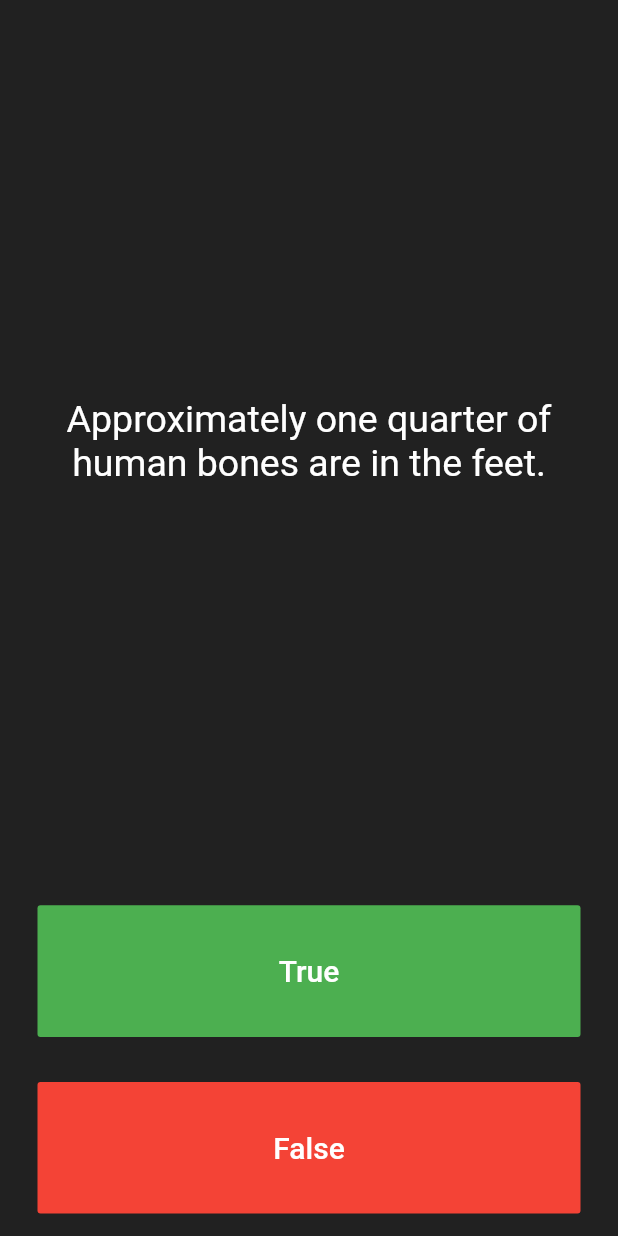
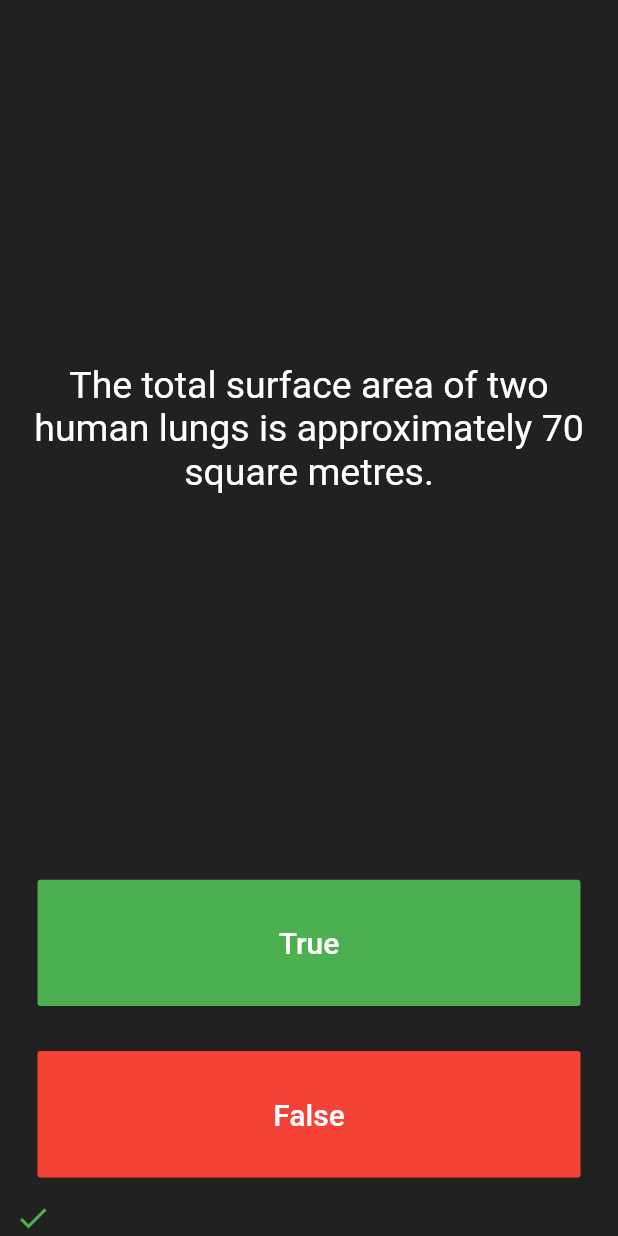
Before and after one commit to dtodt/quizzler, a Flutter app: the screen it shows after launch, after a tap on "True", on a phone screen of 412 x 824 dp. Run offline on Flutter 3.47's test engine with Material 2 defaults, Android fonts, the phone set to English and light mode, and no system bars; our stand-ins replace audioplayers.

Commit message:
refactor: quiz engine extracted

```diff
--- a/lib/main.dart
+++ b/lib/main.dart
@@ -1,8 +1,8 @@
-import 'dart:math';
-
 import 'package:audioplayers/audio_cache.dart';
 import 'package:flutter/material.dart';
-import 'package:quizzler/question.dart';
+import 'package:quizzler/quiz_brain.dart';
+
+final QuizBrain quizBrain = QuizBrain();
 
 void main() => runApp(QuizzlerApp());
 
@@ -33,24 +33,7 @@
 class _QuizPageState extends State<QuizPage> {
   final player = AudioCache();
 
-  final List<Question> questions = [
-    Question(
-        text: 'You can lead a cow down stairs but not up stairs.',
-        answer: false),
-    Question(
-        text: 'Approximately one quarter of human bones are in the feet.',
-        answer: true),
-    Question(text: 'A slug\'s blood is green.', answer: true),
-  ];
   final List<Icon> scoreKeeper = [];
-
-  int currentQuestion;
-
-  @override
-  void initState() {
-    super.initState();
-    findNextQuestion();
-  }
 
   @override
   Widget build(BuildContext context) {
@@ -64,7 +47,7 @@
             padding: EdgeInsets.all(10.0),
             child: Center(
               child: Text(
-                questions[currentQuestion].text,
+                quizBrain.getQuestionText(),
                 textAlign: TextAlign.center,
                 style: TextStyle(
                   fontSize: 25.0,
@@ -123,19 +106,9 @@
     );
   }
 
-  void findNextQuestion() {
-    int nextQuestion = Random().nextInt(3);
-    if (nextQuestion != currentQuestion) {
+  void checkAnswer({bool answer}) {
     setState(() {
-        currentQuestion = nextQuestion;
-      });
-    } else {
-      findNextQuestion();
-    }
-  }
-
-  void checkAnswer({bool answer}) {
-    if (questions[currentQuestion].answer == answer) {
+      if (quizBrain.getQuestionAnswer() == answer) {
         player.play('sounds/correct.wav');
         scoreKeeper.add(buildRightAnswer());
       } else {
@@ -143,12 +116,7 @@
         scoreKeeper.add(buildWrongAnswer());
       }
 
-    findNextQuestion();
+      quizBrain.findNextQuestion();
+    });
   }
 }
-
-/*
-question1: 'You can lead a cow down stairs but not up stairs.', false,
-question2: 'Approximately one quarter of human bones are in the feet.', true,
-question3: 'A slug\'s blood is green.', true,
-*/
--- a/lib/question.dart
+++ b/lib/question.dart
@@ -2,5 +2,5 @@
   final String text;
   final bool answer;
 
-  Question({this.text, this.answer});
+  Question(this.text, this.answer);
 }
--- /dev/null
+++ b/lib/quiz_brain.dart
@@ -0,0 +1,52 @@
+import 'dart:math';
+
+import 'package:quizzler/question.dart';
+
+class QuizBrain {
+  int _currentQuestion = 0;
+
+  final List<Question> _questions = [
+    Question('Some cats are actually allergic to humans', true),
+    Question('You can lead a cow down stairs but not up stairs.', false),
+    Question('Approximately one quarter of human bones are in the feet.', true),
+    Question('A slug\'s blood is green.', true),
+    Question('Buzz Aldrin\'s mother\'s maiden name was \"Moon\".', true),
+    Question('It is illegal to pee in the Ocean in Portugal.', true),
+    Question(
+        'No piece of square dry paper can be folded in half more than 7 times.',
+        false),
+    Question(
+        'In London, UK, if you happen to die in the House of Parliament, you are technically entitled to a state funeral, because the building is considered too sacred a place.',
+        true),
+    Question(
+        'The loudest sound produced by any animal is 188 decibels. That animal is the African Elephant.',
+        false),
+    Question(
+        'The total surface area of two human lungs is approximately 70 square metres.',
+        true),
+    Question('Google was originally called \"Backrub\".', true),
+    Question(
+        'Chocolate affects a dog\'s heart and nervous system; a few ounces are enough to kill a small dog.',
+        true),
+    Question(
+        'In West Virginia, USA, if you accidentally hit an animal with your car, you are free to take it home to eat.',
+        true),
+  ];
+
+  String getQuestionText() {
+    return _questions[_currentQuestion].text;
+  }
+
+  bool getQuestionAnswer() {
+    return _questions[_currentQuestion].answer;
+  }
+
+  void findNextQuestion() {
+    final int nextQuestion = Random().nextInt(_questions.length);
+    if (nextQuestion != _currentQuestion) {
+      _currentQuestion = nextQuestion;
+    } else {
+      findNextQuestion();
+    }
+  }
+}
```
Lines whose indentation alone changed are shown as unchanged.
